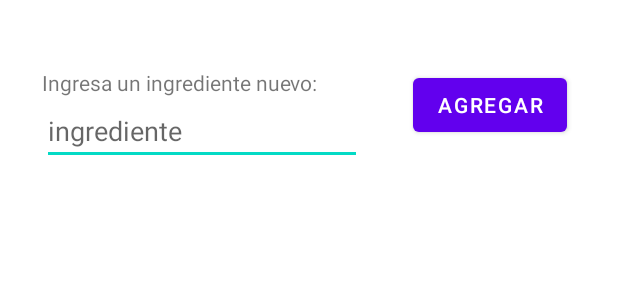
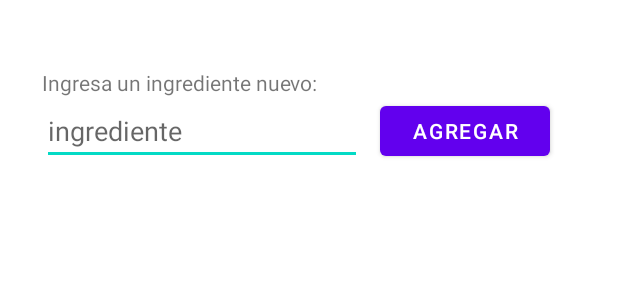
Before and after one commit to Erickln/SmartRecipes, an Android app: the layout fragment_agregaring.xml on its own in the app's theme, with its tools: preview values and no code run, on a phone screen of 412 x 824 dp. Shown: the top 300 px of the screen. Run offline under Robolectric (Android 15) with nearby library versions, the phone set to English and light mode, and no system bars.

Commit message:
Ya se puede regresar al fragment anterior

```diff
--- a/app/src/main/java/com/example/smartrecipes/IngredientesAct.java
+++ b/app/src/main/java/com/example/smartrecipes/IngredientesAct.java
@@ -171,6 +171,7 @@ public class IngredientesAct extends AppCompatActivity implements agregaringFrag
         }
 
         transaction.add(R.id.contenedor, nuevo, TAG_FRAGMENTO);
+        transaction.addToBackStack(null);
         transaction.commitAllowingStateLoss();
     }
 
--- a/app/src/main/java/com/example/smartrecipes/agregaringFragment.java
+++ b/app/src/main/java/com/example/smartrecipes/agregaringFragment.java
@@ -40,7 +40,6 @@ public class agregaringFragment extends Fragment {
         ingrediente = v.findViewById(R.id.vNuevoIng);
         Button b1 = v.findViewById(R.id.buttonAgregaring);
 
-
         b1.setOnClickListener(new View.OnClickListener() {
             @Override
             public void onClick(View v) {
@@ -69,4 +68,13 @@ public class agregaringFragment extends Fragment {
 
         public void pasarDato(String ingrediente);
     }
+
+    // Para volver al fragmento anterior con el botón de "atras" del celular
+    public void onBackPressed()
+    {
+        //   FragmentManager fm = getActivity().getSupportFragmentManager();
+        //   fm.popBackStack();
+        getFragmentManager().beginTransaction().
+                remove(this).commit();
+    }
 }
--- a/app/src/main/res/layout/fragment_agregaring.xml
+++ b/app/src/main/res/layout/fragment_agregaring.xml
@@ -12,23 +12,25 @@
 
         <Button
             android:id="@+id/buttonAgregaring"
-            android:layout_width="wrap_content"
-            android:layout_height="wrap_content"
-            android:layout_marginBottom="16dp"
+            android:layout_width="0dp"
+            android:layout_height="0dp"
+            android:layout_marginEnd="45dp"
             android:text="AGREGAR"
             app:layout_constraintBottom_toBottomOf="@+id/vNuevoIng"
             app:layout_constraintEnd_toEndOf="parent"
-            app:layout_constraintStart_toEndOf="@+id/vNuevoIng" />
+            app:layout_constraintStart_toEndOf="@+id/vNuevoIng"
+            app:layout_constraintTop_toTopOf="@+id/vNuevoIng" />
 
         <EditText
             android:id="@+id/vNuevoIng"
             android:layout_width="wrap_content"
             android:layout_height="wrap_content"
             android:layout_marginStart="28dp"
+            android:layout_marginEnd="12dp"
             android:ems="10"
             android:hint="ingrediente"
             android:inputType="textPersonName"
-            app:layout_constraintHorizontal_chainStyle="packed"
+            app:layout_constraintEnd_toStartOf="@+id/buttonAgregaring"
             app:layout_constraintStart_toStartOf="parent"
             app:layout_constraintTop_toBottomOf="@+id/textView4" />
 
@@ -40,5 +42,6 @@
             android:text="Ingresa un ingrediente nuevo:"
             app:layout_constraintStart_toStartOf="@+id/vNuevoIng"
             app:layout_constraintTop_toTopOf="parent" />
+
     </androidx.constraintlayout.widget.ConstraintLayout>
 </FrameLayout>
```
